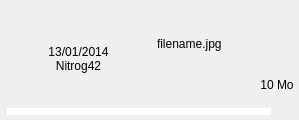
Qt form src/common/view/configpanel/historyelementview.ui (filesdnd/filesdnd-qt) before a commit.
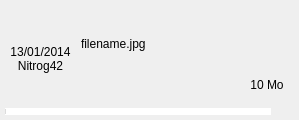
The same form after that commit. Icons and pictures are not drawn.

```diff
--- a/src/common/view/configpanel/historyelementview.ui
+++ b/src/common/view/configpanel/historyelementview.ui
@@ -87,7 +87,7 @@
              </property>
              <property name="sizeHint" stdset="0">
               <size>
-               <width>20</width>
+               <width>0</width>
                <height>0</height>
               </size>
              </property>
@@ -101,7 +101,7 @@
                 <enum>Qt::Horizontal</enum>
                </property>
                <property name="sizeType">
-                <enum>QSizePolicy::MinimumExpanding</enum>
+                <enum>QSizePolicy::Preferred</enum>
                </property>
                <property name="sizeHint" stdset="0">
                 <size>
@@ -142,7 +142,7 @@
                 <enum>Qt::Horizontal</enum>
                </property>
                <property name="sizeType">
-                <enum>QSizePolicy::MinimumExpanding</enum>
+                <enum>QSizePolicy::Preferred</enum>
                </property>
                <property name="sizeHint" stdset="0">
                 <size>
@@ -184,7 +184,7 @@
              </property>
              <property name="sizeHint" stdset="0">
               <size>
-               <width>20</width>
+               <width>0</width>
                <height>0</height>
               </size>
              </property>
@@ -313,6 +313,22 @@
                </property>
               </widget>
              </item>
+             <item>
+              <spacer name="horizontalSpacer_16">
+               <property name="orientation">
+                <enum>Qt::Horizontal</enum>
+               </property>
+               <property name="sizeType">
+                <enum>QSizePolicy::Fixed</enum>
+               </property>
+               <property name="sizeHint" stdset="0">
+                <size>
+                 <width>10</width>
+                 <height>0</height>
+                </size>
+               </property>
+              </spacer>
+             </item>
             </layout>
            </item>
            <item>
```
